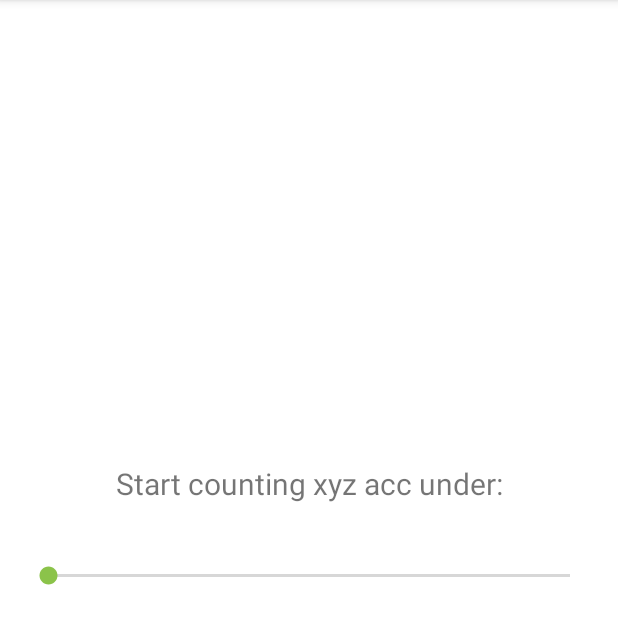
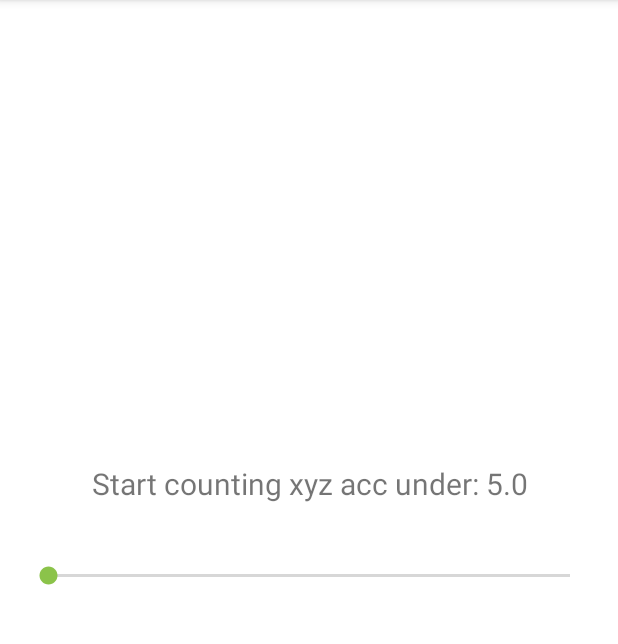
Before and after one commit to hannesDiedrichsen/android_sensor_app, an Android app: the screen it shows after launch (SettingsActivity), in the options menu, after a tap on "Settings", on a phone screen of 412 x 824 dp, the part 84-728 px from its top. Run offline under Robolectric (Android 15) with nearby library versions, the phone set to English and light mode, and no system bars.

Commit message:
Change sensitivity in SettingsActivity

```diff
--- a/app/src/main/java/de/diedrichsen/superapps/sensoren/MainActivity.kt
+++ b/app/src/main/java/de/diedrichsen/superapps/sensoren/MainActivity.kt
@@ -14,6 +14,7 @@ import android.view.MenuInflater
 import android.view.MenuItem
 import androidx.appcompat.app.AppCompatActivity
 import kotlinx.android.synthetic.main.activity_main.*
+import java.io.FileInputStream
 import java.io.InputStreamReader
 import java.io.OutputStreamWriter
 import java.time.LocalDateTime
@@ -21,13 +22,67 @@ import kotlin.math.pow
 import kotlin.math.round
 
 
+@Suppress("NAME_SHADOWING")
 class MainActivity : AppCompatActivity(), SensorEventListener {
+
 
     override fun onCreateOptionsMenu(menu: Menu?): Boolean {
         val inflater: MenuInflater = menuInflater
         inflater.inflate(R.menu.smenu, menu)
         return true
     }
+
+    @SuppressLint("SetTextI18n")
+    public override fun onCreate(savedInstanceState: Bundle?) {
+        super.onCreate(savedInstanceState)
+        setContentView(R.layout.activity_main)
+
+        // Reset the counter to zero
+        buttonRes.setOnClickListener {
+            durationInMs = 0.0F
+            freeFall.text = "Dauer des freien Falls: ${durationInMs}s"
+            distTextView.text = "RESET"
+            buttonRes.text = "RESET"
+            start = true
+        }
+
+        val sStorage = applicationContext.getSharedPreferences("data.pr", Context.MODE_PRIVATE)
+        // val sWriter = sStorage.edit()
+
+
+        sensitivity = sStorage.getFloat("sensi", 5F)
+
+
+
+        // Write latest freefall data with time stamp and update output
+        buttonWrite.setOnClickListener {
+            write(
+                Context.MODE_APPEND,
+                "Timestamp: ${LocalDateTime.now()}, Duration: ${durationInMs}s, Dist: ${dist}m;\n",
+                "data.txt"
+            )
+            showContent()
+        }
+
+        buttonWrite.setOnLongClickListener {
+            write(Context.MODE_PRIVATE, "", "data.txt")
+            textHistory.text = "DELETED"
+            return@setOnLongClickListener true
+        }
+
+
+
+
+        sensorManager = getSystemService(Context.SENSOR_SERVICE) as SensorManager
+        sensorManager.registerListener(
+            this,
+            sensorManager.getDefaultSensor(Sensor.TYPE_ACCELEROMETER),
+            SensorManager.SENSOR_DELAY_FASTEST
+        )
+
+
+    }
+
 
     override fun onOptionsItemSelected(item: MenuItem): Boolean {
         return when (item.itemId) {
@@ -41,10 +96,6 @@ class MainActivity : AppCompatActivity(), SensorEventListener {
 
 
     private lateinit var sensorManager: SensorManager
-
-//    var pref = applicationContext.getSharedPreferences("MyPref", 0)
-//    var editor = pref.edit()
-
 
     private var xacc: Float = 0.0F
     private var yacc: Float = 0.0F
@@ -60,7 +111,7 @@ class MainActivity : AppCompatActivity(), SensorEventListener {
     private var z = 0
     private var start: Boolean = true
     private var onStartUp: Boolean = true
-    private var sensitivity: Float = 5F //pref.getFloat("Limit", 5F)
+    private var sensitivity: Float = 5F
 
 
     @SuppressLint("SetTextI18n")
@@ -71,6 +122,7 @@ class MainActivity : AppCompatActivity(), SensorEventListener {
         zacc = event.values[2]
         xyzAcc = xacc * xacc + yacc * yacc + zacc * zacc
         xyzAcc = xyzAcc.toDouble().pow(0.5).toFloat()
+
 
         if (onStartUp) {
             onStartUp = false
@@ -106,62 +158,21 @@ class MainActivity : AppCompatActivity(), SensorEventListener {
     override fun onAccuracyChanged(p0: Sensor?, p1: Int) {
     }
 
-    @SuppressLint("SetTextI18n")
-    override fun onCreate(savedInstanceState: Bundle?) {
-        super.onCreate(savedInstanceState)
-        setContentView(R.layout.activity_main)
-
-        // Reset the counter to zero
-        buttonRes.setOnClickListener {
-            durationInMs = 0.0F
-            freeFall.text = "Dauer des freien Falls: ${durationInMs}s"
-            distTextView.text = "RESET"
-            buttonRes.text = "RESET"
-            start = true
-        }
-
-
-        // Write latest freefall data with time stamp and update output
-        buttonWrite.setOnClickListener {
-            write(
-                Context.MODE_APPEND,
-                "Timestamp: ${LocalDateTime.now()}, Duration: ${durationInMs}s, Dist: ${dist}m;\n"
-            )
-            showContent()
-        }
-
-        buttonWrite.setOnLongClickListener {
-            write(Context.MODE_PRIVATE, "")
-            textHistory.text = "DELETED"
-            return@setOnLongClickListener true
-        }
 
 
 
-
-        sensorManager = getSystemService(Context.SENSOR_SERVICE) as SensorManager
-        sensorManager.registerListener(
-            this,
-            sensorManager.getDefaultSensor(Sensor.TYPE_ACCELEROMETER),
-            SensorManager.SENSOR_DELAY_FASTEST
-        )
-
-
-    }
-
-
-    fun write(datamode: Int, output: String) {
-        val file = openFileOutput("data.txt", datamode)
+    fun write(datamode: Int, output: String, file: String) {
+        val file = openFileOutput(file, datamode)
         val writer = OutputStreamWriter(file)
         writer.write(output)
         writer.close()
         file.close()
     }
 
-    private fun content(): String {
+    private fun content(file: String): String {
         var t: String
         try {
-            val file = openFileInput("data.txt")
+            val file: FileInputStream = openFileInput(file)
             val reader = InputStreamReader(file)
             t = reader.readText()
             reader.close()
@@ -175,12 +186,21 @@ class MainActivity : AppCompatActivity(), SensorEventListener {
 
     private fun showContent() {
         start = false
-        val t = content()
+        val t = content("data.txt")
         if (t.isNotEmpty()) {
             //val lines = t.split("\n")
 
             textHistory.movementMethod = ScrollingMovementMethod()
-            textHistory.text = content()
+            textHistory.text = content("data.txt")
         }
     }
+
+
+
+    override fun onRestart() {
+        super.onRestart()
+        this.recreate()
+    }
+
+
 }
--- a/app/src/main/java/de/diedrichsen/superapps/sensoren/SettingsActivity.java
+++ b/app/src/main/java/de/diedrichsen/superapps/sensoren/SettingsActivity.java
@@ -1,6 +1,8 @@
 package de.diedrichsen.superapps.sensoren;
 
 import android.annotation.SuppressLint;
+import android.content.Context;
+import android.content.SharedPreferences;
 import android.os.Bundle;
 import android.view.MenuItem;
 import android.widget.SeekBar;
@@ -10,12 +12,17 @@ import android.widget.TextView;
 import androidx.appcompat.app.ActionBar;
 import androidx.appcompat.app.AppCompatActivity;
 
+import org.jetbrains.annotations.NotNull;
+
 public class SettingsActivity extends AppCompatActivity {
 
 
+    @SuppressLint("SetTextI18n")
     @Override
     protected void onCreate(Bundle savedInstanceState) {
         super.onCreate(savedInstanceState);
+
+
 
         // View-Elemente aus XML-Layout Datei erzeugen lassen
         setContentView(R.layout.activity_settings);
@@ -26,12 +33,14 @@ public class SettingsActivity extends AppCompatActivity {
         assert actionBar != null;
         actionBar.setDisplayHomeAsUpEnabled(true);
 
-//        final SharedPreferences pref = getApplicationContext().getSharedPreferences("MyPref", 0);
-//        final SharedPreferences.Editor editor = pref.edit();
-//
+
+        final SharedPreferences pref = getApplicationContext().getSharedPreferences("data.pr", Context.MODE_PRIVATE);
+        final SharedPreferences.Editor editor = pref.edit();
+
+        sView.setText(getString(R.string.settings_sensi_text) + pref.getFloat("sensi", 5F));
 
 
-        // actionBar.setTitle(getString(R.string.action_settings));
+
 
 
         seekBar.setOnSeekBarChangeListener(new OnSeekBarChangeListener() {
@@ -39,7 +48,7 @@ public class SettingsActivity extends AppCompatActivity {
             @Override
             public void onProgressChanged(SeekBar seekBar, int progress, boolean fromUser) {
                 sView.setText("Start counting xyz acc under: " + (float) progress / 10);
-                //editor.putFloat("Limit", progress / 10);
+                editor.putFloat("sensi", (float) progress / 10);
             }
 
             @Override
@@ -48,13 +57,14 @@ public class SettingsActivity extends AppCompatActivity {
 
             @Override
             public void onStopTrackingTouch(SeekBar seekBar) {
+                editor.apply();
             }
         });
 
     }
 
     @Override
-    public boolean onOptionsItemSelected(MenuItem item) {
+    public boolean onOptionsItemSelected(@NotNull MenuItem item) {
         if (item.getItemId() == android.R.id.home) {
             onBackPressed();
             return true;
--- a/app/src/main/res/values/strings.xml
+++ b/app/src/main/res/values/strings.xml
@@ -10,4 +10,5 @@
     </string>
     <string name="saveButton">Save</string>
     <string name="settingsView">Start counting xyz acc under: </string>
+    <string name="settings_sensi_text">Start counting xyz acc under: \</string>
 </resources>
```
Also changed, not shown: 1 other file.
